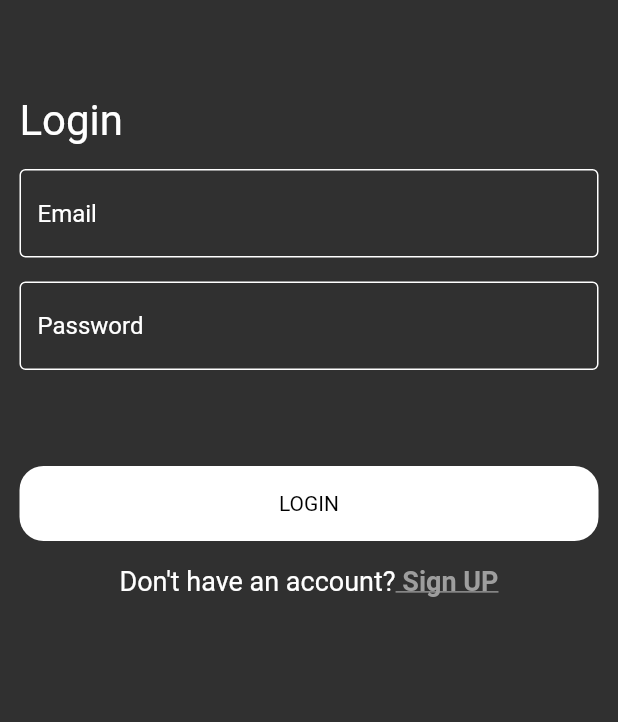
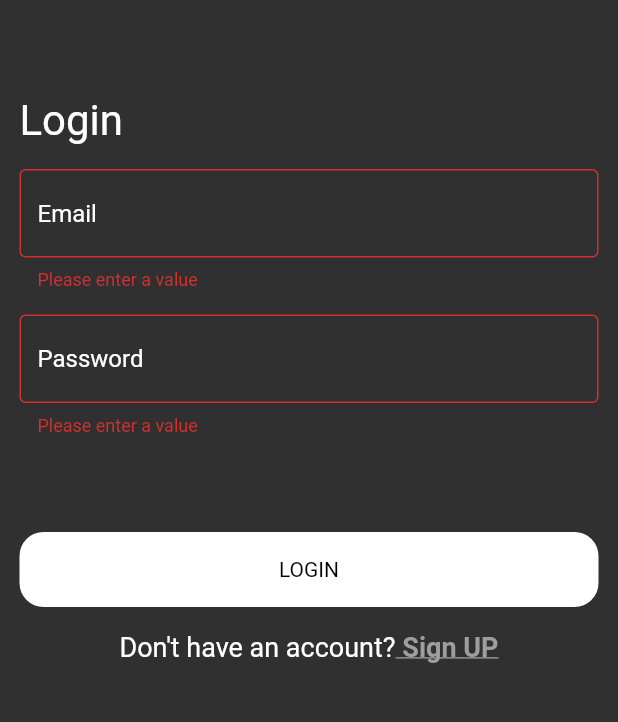
Before and after one commit to MCDiYae/chatapp, a Flutter app: the screen it shows after launch, after a tap on "LOGIN", on a phone screen of 412 x 824 dp, the part 245-967 px from its top. Run offline on Flutter 3.47's test engine with Material 2 defaults, Android fonts, the phone set to English and light mode, and no system bars; drawn by our look-alikes of modal_progress_hud_nsn; our stand-ins replace firebase_auth, firebase_core; accounts and stored records are empty; Roboto replaces fonts that are missing (Pacifico).

```diff
--- a/lib/main.dart
+++ b/lib/main.dart
@@ -1,3 +1,4 @@
+import 'package:chatapp/pages/chatpage.dart';
 import 'package:chatapp/pages/myhomepage.dart';
 import 'package:chatapp/pages/registrepage.dart';
 import 'package:firebase_core/firebase_core.dart';
@@ -21,8 +22,9 @@ class MyApp extends StatelessWidget {
   Widget build(BuildContext context) {
     return MaterialApp(
       routes: {
-        MyHomePage.id: (context) =>  const MyHomePage(),
-        RegitrePage.id: (context) =>  RegitrePage(),
+        MyHomePage.id: (context) => const MyHomePage(),
+        RegitrePage.id: (context) => const RegitrePage(),
+        ChatPage.id: (context) => ChatPage(),
       },
       title: 'IG app',
       debugShowCheckedModeBanner: false,
--- a/lib/pages/myhomepage.dart
+++ b/lib/pages/myhomepage.dart
@@ -9,11 +9,10 @@ import '../widget/richtexto.dart';
 import '../widget/snackbar.dart';
 import '../widget/textfieldform.dart';
 import '../widget/texto.dart';
+import 'chatpage.dart';
 
 class MyHomePage extends StatefulWidget {
-  const MyHomePage({
-    super.key,
-  });
+  const MyHomePage({super.key});
   static String id = 'HomePage';
 
   @override
@@ -21,11 +20,10 @@ class MyHomePage extends StatefulWidget {
 }
 
 class _MyHomePageState extends State<MyHomePage> {
-  String? email;
-  String? pass;
+  String? email, pass;
   bool isLoading = false;
 
-  final _formKey = GlobalKey<FormState>();
+  GlobalKey<FormState> formKey = GlobalKey();
   @override
   Widget build(BuildContext context) {
     return ModalProgressHUD(
@@ -35,8 +33,8 @@ class _MyHomePageState extends State<MyHomePage> {
           padding: const EdgeInsets.symmetric(horizontal: 13, vertical: 30),
           child: SingleChildScrollView(
             child: Form(
+              key: formKey,
               child: Column(
-                key: _formKey,
                 children: [
                   Image.asset('assets/images/scholar.png'),
                   Texto(title: title1),
@@ -52,10 +50,10 @@ class _MyHomePageState extends State<MyHomePage> {
                     height: 16,
                   ),
                   TextFieldForm(
-                    hinttexte: 'Email',
                     onchange: (data) {
                       email = data;
                     },
+                    hinttexte: 'Email',
                   ),
                   const SizedBox(
                     height: 16,
@@ -72,15 +70,15 @@ class _MyHomePageState extends State<MyHomePage> {
                   CostumBotton(
                     name: 'LOGIN',
                     onTap: () async {
-                      if (_formKey.currentState!.validate()) {
+                      if (formKey.currentState!.validate()) {
                         isLoading = true;
                         setState(() {}); // change UI
                         try {
                           //refactor code (Ctrl+Shift+R).
                           await loginUser();
+                          // ignore: use_build_context_synchronously
                           showErrors(context, 'succes');
-                          //apres l'enregistrement avec succes on passe a page chat
-                          //: ..
+                          Navigator.pushNamed(context, ChatPage.id);
                         } on FirebaseAuthException catch (e) {
                           if (e.code == 'user-not-found') {
                             showErrors(
@@ -89,10 +87,13 @@ class _MyHomePageState extends State<MyHomePage> {
                             showErrors(context,
                                 'Wrong password provided for that user.');
                           }
+                        } catch (e) {
+                          print(e);
+                          showErrors(context, 'error');
                         }
                         isLoading = false;
                         setState(() {});
-                      }
+                      } else {}
                     },
                   ),
                   const SizedBox(
@@ -117,8 +118,7 @@ class _MyHomePageState extends State<MyHomePage> {
   }
 
   Future<void> loginUser() async {
-    var auth = FirebaseAuth.instance;
-    UserCredential user =
-        await auth.signInWithEmailAndPassword(email: email!, password: pass!);
+    UserCredential user = await FirebaseAuth.instance
+        .signInWithEmailAndPassword(email: email!, password: pass!);
   }
 }
--- a/lib/widget/costumbotton.dart
+++ b/lib/widget/costumbotton.dart
@@ -1,8 +1,9 @@
 import 'package:flutter/material.dart';
 
 class CostumBotton extends StatelessWidget {
-   CostumBotton({
-    super.key, this.onTap,
+  CostumBotton({
+    super.key,
+    this.onTap,
     required this.name,
   });
   final String name;
--- a/lib/widget/textfieldform.dart
+++ b/lib/widget/textfieldform.dart
@@ -1,3 +1,4 @@
+
 import 'package:flutter/material.dart';
 
 class TextFieldForm extends StatelessWidget {
@@ -11,10 +12,6 @@ class TextFieldForm extends StatelessWidget {
         if (value!.isEmpty) {
           return 'Please enter a value';
         }
-        // if (!value.contains('@')) {
-        //   return 'Please enter a valid email';
-        // }
-        return null;
       },
       onChanged: onchange,
       decoration: InputDecoration(
```
Also changed, not shown: lib/pages/chatpage.dart (added, +11 -0 lines).
